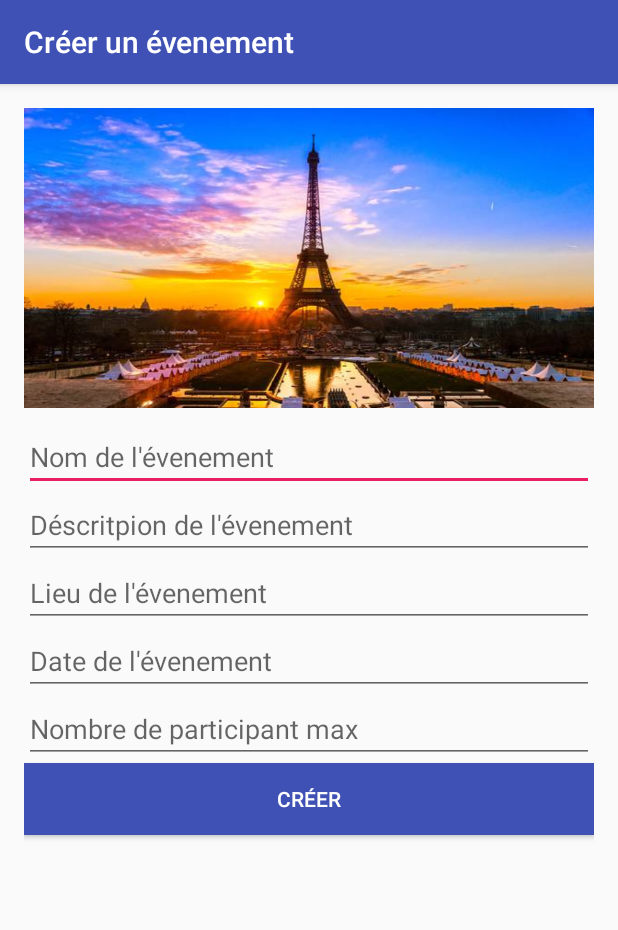
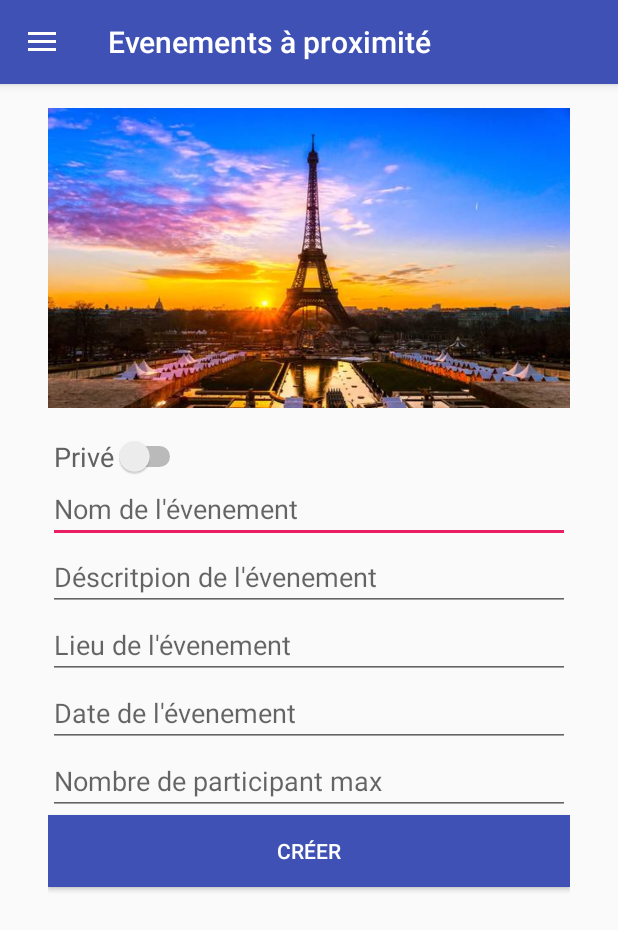
Before and after one commit to arnaud-roland/Wavent-Android, an Android app: the ListAllEventFragment screen opened directly, with no data from a screen before it, in the side drawer, after a tap on "Créer un évenements", on a phone screen of 412 x 824 dp. Shown: the top 930 px of the screen. Run offline under Robolectric (Android 15) with nearby library versions, the phone set to English and light mode, and no system bars; our stand-ins replace Volley, data binding; network calls fail.

Commit message:
Modification de la création d'un event

```diff
--- a/app/src/main/AndroidManifest.xml
+++ b/app/src/main/AndroidManifest.xml
@@ -26,7 +26,7 @@
             android:theme="@style/AppTheme.NoActionBar" />
         <activity android:name=".src.activity.RegistrationActivity" />
         <activity
-            android:name=".src.activity.CreateEventActivity"
+            android:name=".src.activity.CreateEventFragment"
             android:label="@string/activity_name_create_event" />
         <activity
             android:name=".src.activity.EventActivity"
--- a/app/src/main/java/com/wavent/src/activity/CreateEventActivity.java
+++ /dev/null
@@ -1,88 +0,0 @@
-package com.wavent.src.activity;
-
-import android.content.Intent;
-import android.support.v7.app.AppCompatActivity;
-import android.os.Bundle;
-import android.view.View;
-import android.widget.EditText;
-import android.widget.ImageView;
-
-import com.google.gson.Gson;
-import com.google.gson.GsonBuilder;
-import com.google.gson.JsonElement;
-import com.google.gson.JsonPrimitive;
-import com.google.gson.JsonSerializationContext;
-import com.google.gson.JsonSerializer;
-import com.wavent.R;
-import com.wavent.src.manager.ApiManager;
-import com.wavent.src.model.Event;
-import com.wavent.src.model.Session;
-
-import org.json.JSONException;
-import org.json.JSONObject;
-
-import java.lang.reflect.Type;
-import java.util.Date;
-
-public class CreateEventActivity extends AppCompatActivity {
-
-    private ImageView imageViewEvent;
-    private EditText nameTV;
-    private EditText subjectTV;
-    private EditText addressTV;
-    private EditText nbMaxPartTV;
-    private EditText dateTV;
-
-    @Override
-    protected void onCreate(Bundle savedInstanceState) {
-        super.onCreate(savedInstanceState);
-        setContentView(R.layout.activity_create_event);
-
-        nameTV = (EditText) findViewById(R.id.editText);
-        subjectTV = (EditText) findViewById(R.id.editText2);
-        addressTV = (EditText) findViewById(R.id.editTextAdress);
-        nbMaxPartTV = (EditText) findViewById(R.id.editTextNbPartMax);
-        dateTV = (EditText) findViewById(R.id.editTextDate);
-
-    }
-
-    public void createEvent(View view){
-
-        String name = nameTV.getText().toString();
-        String subject = subjectTV.getText().toString();
-        String address = addressTV.getText().toString();
-        int nbParticipantMax = Integer.parseInt(nbMaxPartTV.getText().toString());
-        Date date = new Date();
-
-        if(name.equals("") || name == null || subject.equals("") || subject == null){
-            //TODO popup error
-        }else{
-            Event newEvent = new Event(name,subject,"picture.jpeg", Session.getInstance(null).getUserConnected().getId());
-            newEvent.setAddress(address);
-            newEvent.setDate(date);
-            newEvent.setNbParticipantsMax(nbParticipantMax);
-            GsonBuilder builder = new GsonBuilder();
-            builder.registerTypeAdapter(Date.class, new JsonSerializer<Date>() {
-                @Override
-                public JsonElement serialize(Date src, Type typeOfSrc, JsonSerializationContext context) {
-                    return new JsonPrimitive(src.getTime());
-                }
-            });
-            Gson gson = builder.create();
-            gson.toJson(newEvent,Event.class);
-            String jsonString = gson.toJson(newEvent,Event.class);
-            JSONObject params = null;
-            try {
-                 params = new JSONObject(jsonString);
-            } catch (JSONException e) {
-                e.printStackTrace();
-            }
-            if(params != null){
-                ApiManager.getInstance().createEvent(CreateEventActivity.this,params);
-                Intent intent = new Intent(CreateEventActivity.this,DrawerActivity.class);
-                startActivity(intent);
-            }
-
-        }
-    }
-}
--- /dev/null
+++ b/app/src/main/java/com/wavent/src/activity/CreateEventFragment.java
@@ -0,0 +1,149 @@
+package com.wavent.src.activity;
+
+import android.app.DatePickerDialog;
+import android.content.Intent;
+import android.support.v4.app.Fragment;
+import android.os.Bundle;
+import android.view.LayoutInflater;
+import android.view.View;
+import android.view.ViewGroup;
+import android.widget.Button;
+import android.widget.DatePicker;
+import android.widget.EditText;
+import android.widget.ImageView;
+
+import com.google.gson.Gson;
+import com.google.gson.GsonBuilder;
+
+import com.google.gson.JsonElement;
+import com.google.gson.JsonPrimitive;
+import com.google.gson.JsonSerializationContext;
+import com.google.gson.JsonSerializer;
+import com.wavent.R;
+import com.wavent.src.manager.ApiManager;
+import com.wavent.src.model.Event;
+import com.wavent.src.model.Session;
+
+import org.json.JSONException;
+import org.json.JSONObject;
+
+import java.lang.reflect.Type;
+import java.text.SimpleDateFormat;
+import java.util.Calendar;
+import java.util.Date;
+import java.util.Locale;
+
+public class CreateEventFragment extends Fragment {
+
+    private ImageView imageViewEvent;
+    private EditText nameTV;
+    private EditText subjectTV;
+    private EditText addressTV;
+    private EditText nbMaxPartTV;
+    private EditText dateTV;
+    private Button button;
+    private Calendar myCalendar;
+
+    public CreateEventFragment() {
+    }
+
+    public static CreateEventFragment newInstance() {
+        CreateEventFragment fragment = new CreateEventFragment();
+        return fragment;
+    }
+
+    @Override
+    public void onCreate(Bundle savedInstanceState) {
+        super.onCreate(savedInstanceState);
+    }
+
+    @Override
+    public View onCreateView(LayoutInflater inflater, ViewGroup container,
+                             Bundle savedInstanceState) {
+        return inflater.inflate(R.layout.fragment_create_event, container, false);
+    }
+
+    @Override
+    public void onActivityCreated(Bundle savedInstanceState) {
+        super.onActivityCreated(savedInstanceState);
+
+        nameTV = (EditText) getActivity().findViewById(R.id.editText);
+        subjectTV = (EditText) getActivity().findViewById(R.id.editText2);
+        addressTV = (EditText) getActivity().findViewById(R.id.editTextAdress);
+        nbMaxPartTV = (EditText) getActivity().findViewById(R.id.editTextNbPartMax);
+        dateTV = (EditText) getActivity().findViewById(R.id.editTextDate);
+        button = (Button) getActivity().findViewById(R.id.button2);
+        myCalendar = Calendar.getInstance();
+
+        final DatePickerDialog.OnDateSetListener datePicker = new DatePickerDialog.OnDateSetListener() {
+            @Override
+            public void onDateSet(DatePicker view, int year, int monthOfYear, int dayOfMonth) {
+                // TODO Auto-generated method stub
+                myCalendar.set(Calendar.YEAR, year);
+                myCalendar.set(Calendar.MONTH, monthOfYear);
+                myCalendar.set(Calendar.DAY_OF_MONTH, dayOfMonth);
+                String myFormat = "MM/dd/yy";
+                SimpleDateFormat sdf = new SimpleDateFormat(myFormat, Locale.US);
+                dateTV.setText(sdf.format(myCalendar.getTime()));
+
+            }
+        };
+
+        dateTV.setOnClickListener(new View.OnClickListener() {
+            @Override
+            public void onClick(View v) {
+                // TODO Auto-generated method stub
+                new DatePickerDialog(getActivity(), datePicker, myCalendar.get(Calendar.YEAR), myCalendar.get(Calendar.MONTH), myCalendar.get(Calendar.DAY_OF_MONTH)).show();
+            }
+        });
+
+        button.setOnClickListener(new View.OnClickListener() {
+            @Override
+            public void onClick(View v) {
+                createEvent(v);
+            }
+        });
+    }
+
+
+    public void createEvent(View view){
+
+        String name = nameTV.getText().toString();
+        String subject = subjectTV.getText().toString();
+        String address = addressTV.getText().toString();
+        int nbParticipantMax = Integer.parseInt(nbMaxPartTV.getText().toString());
+        Date date = new Date(dateTV.getText().toString());
+
+        if(name.equals("") || name == null || subject.equals("") || subject == null || address.equals("") || nbParticipantMax == 0){
+            //TODO popup error
+            System.out.println("missing params");
+        }else{
+            Event newEvent = new Event(name,subject,"picture.jpeg", Session.getInstance(null).getUserConnected().getId());
+            newEvent.setAddress(address);
+            newEvent.setDate(date);
+            newEvent.setNbParticipantsMax(nbParticipantMax);
+            GsonBuilder builder = new GsonBuilder();
+            builder.registerTypeAdapter(Date.class, new JsonSerializer<Date>() {
+                @Override
+                public JsonElement serialize(Date src, Type typeOfSrc, JsonSerializationContext context) {
+                    return new JsonPrimitive(src.getTime());
+                }
+            });
+            Gson gson = builder.create();
+            gson.toJson(newEvent,Event.class);
+            String jsonString = gson.toJson(newEvent,Event.class);
+            JSONObject params = null;
+            try {
+                 params = new JSONObject(jsonString);
+            } catch (JSONException e) {
+                e.printStackTrace();
+            }
+            if(params != null){
+                ApiManager.getInstance().createEvent(getActivity(),params);
+                Intent intent = new Intent(getActivity(),DrawerActivity.class);
+                startActivity(intent);
+            }
+
+        }
+    }
+}
--- a/app/src/main/java/com/wavent/src/activity/DrawerActivity.java
+++ b/app/src/main/java/com/wavent/src/activity/DrawerActivity.java
@@ -13,7 +13,6 @@ import android.support.v4.widget.DrawerLayout;
 import android.support.v7.app.ActionBarDrawerToggle;
 import android.support.v7.app.AppCompatActivity;
 import android.support.v7.widget.Toolbar;
-import android.view.Menu;
 import android.view.MenuItem;
 
 import com.wavent.R;
@@ -52,15 +51,6 @@ public class DrawerActivity extends AppCompatActivity {
 
         _bind.setUser(Session.getInstance(null).getUserConnected());
 
-        FloatingActionButton fab = (FloatingActionButton) findViewById(R.id.fab);
-        fab.setOnClickListener(new View.OnClickListener() {
-            @Override
-            public void onClick(View view) {
-                Intent intent = new Intent(DrawerActivity.this, CreateEventActivity.class);
-                startActivity(intent);
-            }
-        });
-
         Class fragmentClass = ListAllEventFragment.class;
         launchFragment(fragmentClass,null);
     }
@@ -80,8 +70,7 @@ public class DrawerActivity extends AppCompatActivity {
         if (id == R.id.nav_list_events) {
             fragmentClass = ListAllEventFragment.class;
         } else if (id == R.id.nav_create_event) {
-            Intent intent = new Intent(DrawerActivity.this, CreateEventActivity.class);
-            startActivity(intent);
+            fragmentClass = CreateEventFragment.class;
         } else if (id == R.id.nav_past_events) {
             fragmentClass = ListMyEventFragment.class;
             param = true;
--- a/app/src/main/java/com/wavent/src/activity/ListAllEventFragment.java
+++ b/app/src/main/java/com/wavent/src/activity/ListAllEventFragment.java
@@ -61,7 +61,7 @@ public class ListAllEventFragment extends Fragment {
     @Override
     public View onCreateView(LayoutInflater inflater, ViewGroup container,
                              Bundle savedInstanceState) {
-        return inflater.inflate(R.layout.content_main, container, false);
+        return inflater.inflate(R.layout.fragment_list_events, container, false);
     }
 
     @Override
--- a/app/src/main/java/com/wavent/src/activity/ListMyEventFragment.java
+++ b/app/src/main/java/com/wavent/src/activity/ListMyEventFragment.java
@@ -15,7 +15,6 @@ import android.view.View;
 import android.view.ViewGroup;
 
 import com.android.volley.VolleyError;
-import com.annimon.stream.Stream;
 import com.google.gson.Gson;
 import com.google.gson.GsonBuilder;
 import com.google.gson.JsonDeserializationContext;
@@ -71,7 +70,7 @@ public class ListMyEventFragment extends Fragment {
     @Override
     public View onCreateView(LayoutInflater inflater, ViewGroup container,
                              Bundle savedInstanceState) {
-        return inflater.inflate(R.layout.content_main, container, false);
+        return inflater.inflate(R.layout.fragment_list_events, container, false);
     }
 
     @Override
--- a/app/src/main/res/layout/activity_create_event.xml
+++ /dev/null
@@ -1,72 +0,0 @@
-<?xml version="1.0" encoding="utf-8"?>
-<LinearLayout xmlns:android="http://schemas.android.com/apk/res/android"
-    xmlns:tools="http://schemas.android.com/tools"
-    android:layout_width="match_parent"
-    android:layout_height="match_parent"
-    android:orientation="vertical"
-    android:paddingBottom="@dimen/activity_vertical_margin"
-    android:paddingLeft="@dimen/activity_horizontal_margin"
-    android:paddingRight="@dimen/activity_horizontal_margin"
-    android:paddingTop="@dimen/activity_vertical_margin"
-    tools:context="com.wavent.src.activity.CreateEventActivity">
-
-    <ImageView
-        android:layout_width="wrap_content"
-        android:layout_height="200dp"
-        android:id="@+id/imageView2"
-        android:background="@drawable/parisguidetower"
-        android:layout_gravity="center_horizontal" />
-
-    <EditText
-        android:layout_width="match_parent"
-        android:layout_height="wrap_content"
-        android:id="@+id/editText"
-        android:paddingTop="20dp"
-        android:singleLine="true"
-        android:hint="@string/label_name_event"
-        android:layout_gravity="center_horizontal" />
-
-    <EditText
-        android:layout_width="match_parent"
-        android:layout_height="wrap_content"
-        android:id="@+id/editText2"
-        android:singleLine="true"
-        android:hint="@string/label_subject_event"
-        android:layout_gravity="center_horizontal" />
-
-    <EditText
-        android:layout_width="match_parent"
-        android:layout_height="wrap_content"
-        android:id="@+id/editTextAdress"
-        android:singleLine="true"
-        android:hint="@string/label_address_event"
-        android:layout_gravity="center_horizontal" />
-
-    <EditText
-        android:layout_width="match_parent"
-        android:layout_height="wrap_content"
-        android:inputType="number"
-        android:id="@+id/editTextDate"
-        android:singleLine="true"
-        android:hint="@string/label_date_event"
-        android:layout_gravity="center_horizontal" />
-
-    <EditText
-        android:layout_width="match_parent"
-        android:layout_height="wrap_content"
-        android:inputType="number"
-        android:id="@+id/editTextNbPartMax"
-        android:singleLine="true"
-        android:hint="@string/label_nbPartMax_event"
-        android:layout_gravity="center_horizontal" />
-
-    <Button
-        android:layout_width="fill_parent"
-        android:layout_height="wrap_content"
-        android:text="Créer"
-        android:textColor="#fff"
-        android:background="@color/colorPrimary"
-        android:id="@+id/button2"
-        android:layout_gravity="center_horizontal"
-        android:onClick="createEvent"/>
-</LinearLayout>
--- a/app/src/main/res/layout/activity_registration.xml
+++ b/app/src/main/res/layout/activity_registration.xml
@@ -13,7 +13,7 @@
         android:layout_width="match_parent"
         android:layout_height="match_parent"
         android:orientation="vertical"
-        tools:context="com.wavent.src.activity.CreateEventActivity">
+        tools:context=".src.activity.CreateEventFragment">
 
         <ImageView
             android:layout_width="200dp"
--- /dev/null
+++ b/app/src/main/res/layout/fragment_create_event.xml
@@ -0,0 +1,94 @@
+<?xml version="1.0" encoding="utf-8"?>
+<FrameLayout  xmlns:android="http://schemas.android.com/apk/res/android"
+    xmlns:app="http://schemas.android.com/apk/res-auto"
+    xmlns:tools="http://schemas.android.com/tools"
+    android:layout_width="match_parent"
+    android:layout_height="match_parent"
+    android:paddingLeft="@dimen/activity_horizontal_margin"
+    android:paddingRight="@dimen/activity_horizontal_margin"
+    app:layout_behavior="@string/appbar_scrolling_view_behavior"
+    tools:context=".src.activity.DrawerActivity"
+    tools:showIn="@layout/app_bar_main">
+
+    <LinearLayout
+        xmlns:tools="http://schemas.android.com/tools"
+        android:layout_width="match_parent"
+        android:layout_height="match_parent"
+        android:orientation="vertical"
+        android:paddingBottom="@dimen/activity_vertical_margin"
+        android:paddingLeft="@dimen/activity_horizontal_margin"
+        android:paddingRight="@dimen/activity_horizontal_margin"
+        android:paddingTop="@dimen/activity_vertical_margin"
+        tools:context=".src.activity.CreateEventFragment">
+
+        <ImageView
+            android:layout_width="wrap_content"
+            android:layout_height="200dp"
+            android:id="@+id/imageView2"
+            android:background="@drawable/parisguidetower"
+            android:layout_gravity="center_horizontal" />
+
+        <Switch android:layout_width="wrap_content"
+            android:layout_height="wrap_content"
+            android:paddingTop="20dp"
+            android:paddingLeft="4dp"
+            android:text="Privé"
+            android:fontFamily="sans-serif"
+            android:textColor="#616161"
+            android:textSize="18sp"
+            android:checked="false"
+            xmlns:android="http://schemas.android.com/apk/res/android"
+            android:id="@+id/switch1"></Switch>
+
+        <EditText
+            android:layout_width="match_parent"
+            android:layout_height="wrap_content"
+            android:id="@+id/editText"
+            android:singleLine="true"
+            android:hint="@string/label_name_event"
+            android:layout_gravity="center_horizontal" />
+
+        <EditText
+            android:layout_width="match_parent"
+            android:layout_height="wrap_content"
+            android:id="@+id/editText2"
+            android:singleLine="true"
+            android:hint="@string/label_subject_event"
+            android:layout_gravity="center_horizontal" />
+
+        <EditText
+            android:layout_width="match_parent"
+            android:layout_height="wrap_content"
+            android:id="@+id/editTextAdress"
+            android:singleLine="true"
+            android:hint="@string/label_address_event"
+            android:layout_gravity="center_horizontal" />
+
+        <EditText
+            android:layout_width="match_parent"
+            android:layout_height="wrap_content"
+            android:id="@+id/editTextDate"
+            android:focusable="true"
+            android:singleLine="true"
+            android:hint="@string/label_date_event"
+            android:layout_gravity="center_horizontal" />
+
+        <EditText
+            android:layout_width="match_parent"
+            android:layout_height="wrap_content"
+            android:inputType="number"
+            android:id="@+id/editTextNbPartMax"
+            android:singleLine="true"
+            android:hint="@string/label_nbPartMax_event"
+            android:layout_gravity="center_horizontal" />
+
+        <Button
+            android:layout_width="fill_parent"
+            android:layout_height="wrap_content"
+            android:text="Créer"
+            android:textColor="#fff"
+            android:background="@color/colorPrimary"
+            android:id="@+id/button2"
+            android:layout_gravity="center_horizontal"/>
+    </LinearLayout>
+</FrameLayout>
```
Also changed, not shown: app/src/main/res/layout/app_bar_main.xml (+1 -10 lines), app/src/main/res/layout/fragment_list_events.xml (renamed from app/src/main/res/layout/content_main.xml).
